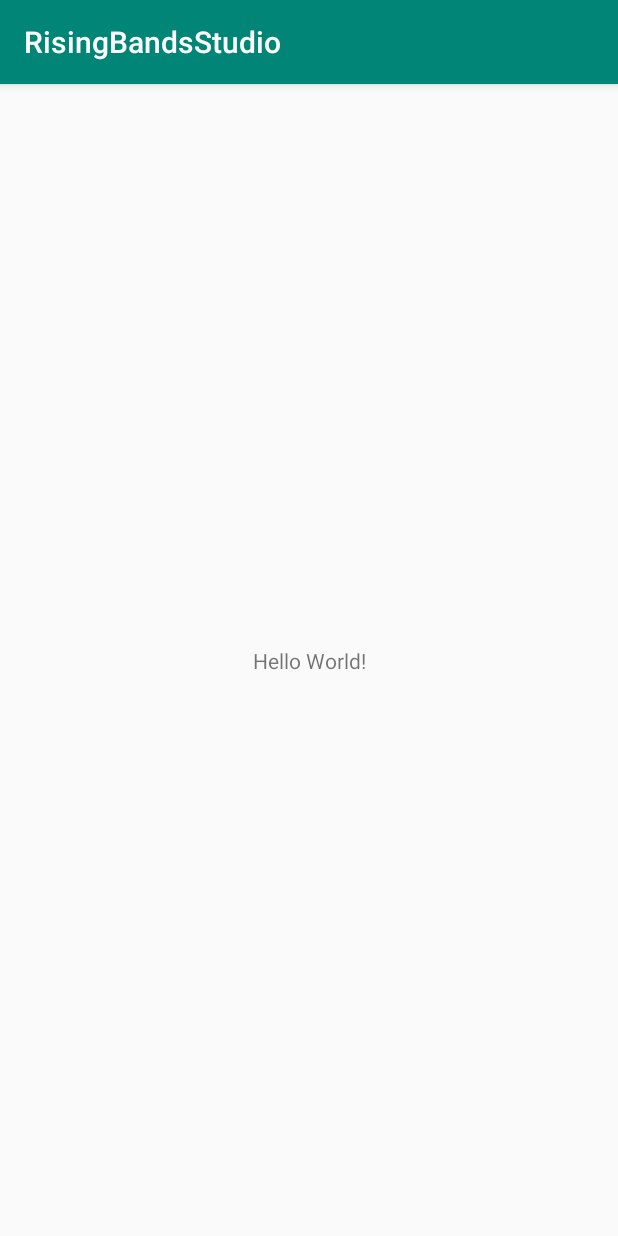
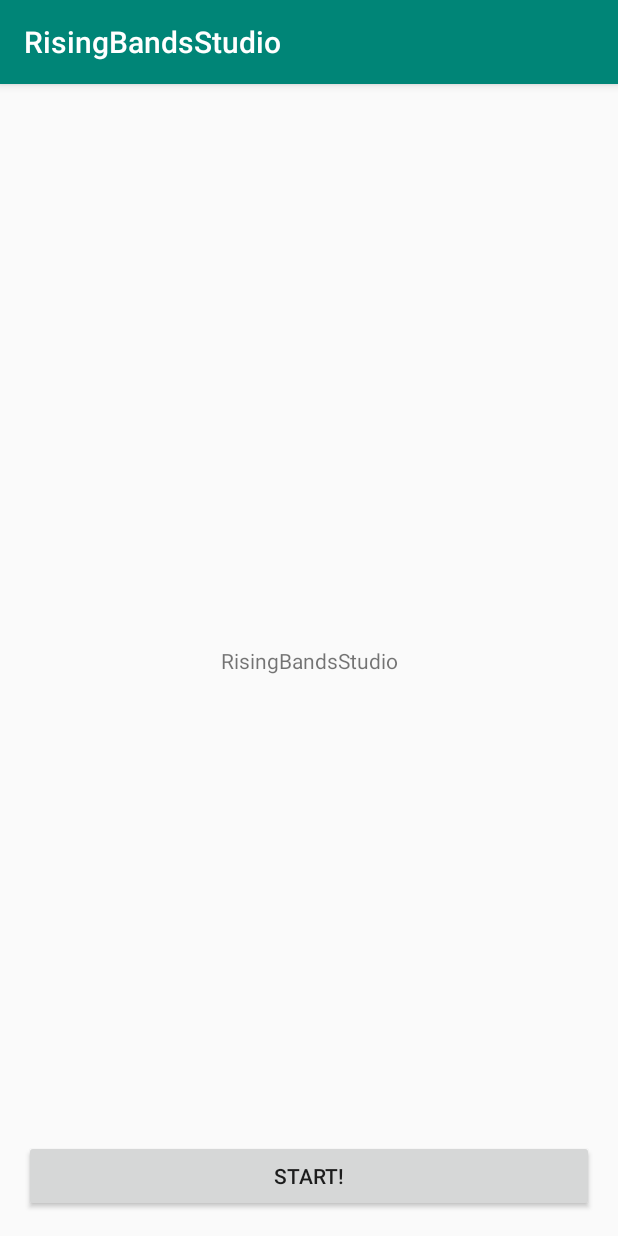
Before and after one commit to Drassleon/RisingBandsStudioAndroid, an Android app: the screen it shows after launch (MainActivity), on a phone screen of 412 x 824 dp. Run offline under Robolectric (Android 15) with nearby library versions, the phone set to English and light mode, and no system bars.

Commit message:
Creation of onBoardingActivity

```diff
--- a/app/build.gradle
+++ b/app/build.gradle
@@ -24,9 +24,10 @@ android {
 
 dependencies {
     implementation fileTree(dir: 'libs', include: ['*.jar'])
-    implementation"org.jetbrains.kotlin:kotlin-stdlib-jdk7:$kotlin_version"
+    implementation "org.jetbrains.kotlin:kotlin-stdlib-jdk7:$kotlin_version"
     implementation 'com.android.support:appcompat-v7:28.0.0'
     implementation 'com.android.support.constraint:constraint-layout:1.1.3'
+    implementation 'com.android.support:design:28.0.0'
     testImplementation 'junit:junit:4.12'
     androidTestImplementation 'com.android.support.test:runner:1.0.2'
     androidTestImplementation 'com.android.support.test.espresso:espresso-core:3.0.2'
--- a/app/src/main/AndroidManifest.xml
+++ b/app/src/main/AndroidManifest.xml
@@ -9,13 +9,14 @@
         android:roundIcon="@mipmap/ic_launcher_round"
         android:supportsRtl="true"
         android:theme="@style/AppTheme">
-        <activity android:name=".MainActivity">
+        <activity android:name=".viewcontrollers.activities.MainActivity">
             <intent-filter>
                 <action android:name="android.intent.action.MAIN" />
 
                 <category android:name="android.intent.category.LAUNCHER" />
             </intent-filter>
         </activity>
+
     </application>
 
 </manifest>
--- /dev/null
+++ b/app/src/main/java/com/herokuapp/risingbands/risingbandsstudio/viewcontrollers/activities/MainActivity.kt
@@ -0,0 +1,19 @@
+package com.herokuapp.risingbands.risingbandsstudio.viewcontrollers.activities
+
+import android.support.v7.app.AppCompatActivity
+import android.os.Bundle
+import com.herokuapp.risingbands.risingbandsstudio.R
+import kotlinx.android.synthetic.main.activity_main.*
+
+class MainActivity : AppCompatActivity() {
+
+    override fun onCreate(savedInstanceState: Bundle?) {
+        super.onCreate(savedInstanceState)
+        setContentView(R.layout.activity_main)
+
+        startButton.setOnClickListener{
+
+            //TODO NavigationActivity
+        }
+    }
+}
--- a/app/src/main/res/layout/activity_main.xml
+++ b/app/src/main/res/layout/activity_main.xml
@@ -4,15 +4,24 @@
     xmlns:tools="http://schemas.android.com/tools"
     android:layout_width="match_parent"
     android:layout_height="match_parent"
-    tools:context=".MainActivity">
+    tools:context=".viewcontrollers.activities.MainActivity">
 
     <TextView
+        android:id="@+id/welcomeTextView"
         android:layout_width="wrap_content"
         android:layout_height="wrap_content"
-        android:text="Hello World!"
+        android:text="@string/app_name"
         app:layout_constraintBottom_toBottomOf="parent"
-        app:layout_constraintLeft_toLeftOf="parent"
-        app:layout_constraintRight_toRightOf="parent"
+        app:layout_constraintStart_toStartOf="parent"
+        app:layout_constraintEnd_toEndOf="parent"
         app:layout_constraintTop_toTopOf="parent" />
 
+    <Button
+        android:id="@+id/startButton"
+        android:layout_width="match_parent"
+        android:layout_height="wrap_content"
+        android:layout_margin="@dimen/default_margin"
+        android:text="Start!"
+        app:layout_constraintBottom_toBottomOf="parent"/>
+
 </android.support.constraint.ConstraintLayout>
```
Also changed, not shown: app/src/main/java/com/herokuapp/risingbands/risingbandsstudio/MainActivity.kt (deleted, +0 -12 lines), app/src/main/res/drawable/ic_dashboard_black_24dp.xml (added, +9 -0 lines), app/src/main/res/drawable/ic_home_black_24dp.xml (added, +9 -0 lines), app/src/main/res/drawable/ic_notifications_black_24dp.xml (added, +9 -0 lines), app/src/main/res/values/dimens.xml (added, +10 -0 lines).
